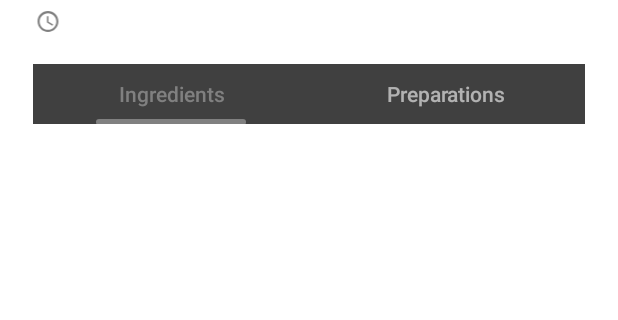
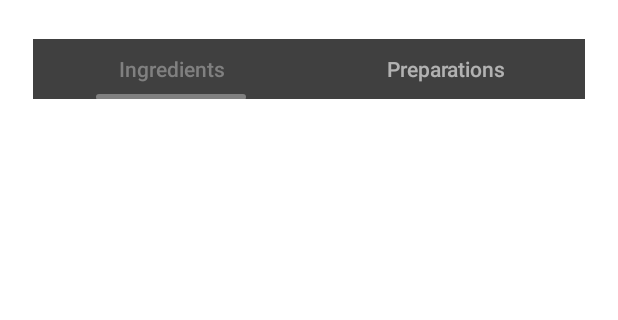
Before and after one commit to MonsterGege/JamuApp, an Android app: the DetailJamu screen opened directly, with no data from a screen before it, on a phone screen of 412 x 824 dp, the part 599-919 px from its top. Run offline under Robolectric (Android 15) with nearby library versions, the phone set to English and light mode, and no system bars; plain views replace PosterSlider.

Commit message:
hiya hiya jhuosh

```diff
--- a/app/build.gradle
+++ b/app/build.gradle
@@ -51,4 +51,6 @@ dependencies {
     implementation 'com.github.mohan-dev1248:PosterSlider:1.0.2'
     implementation 'androidx.cardview:cardview:1.0.0'
 
+
+
 }
--- a/app/src/main/AndroidManifest.xml
+++ b/app/src/main/AndroidManifest.xml
@@ -7,6 +7,8 @@
         android:icon="@drawable/ic_icon_app"
         android:label="@string/app_name"
         android:supportsRtl="true"
+        android:largeHeap="true"
+        android:hardwareAccelerated="false"
         android:theme="@style/splashScreenCustom">
         <activity android:name=".DetailKategori"></activity>
         <activity android:name=".Notifications" />
--- a/app/src/main/java/com/cantek/jamune/MainActivity.kt
+++ b/app/src/main/java/com/cantek/jamune/MainActivity.kt
@@ -15,7 +15,7 @@ class MainActivity : AppCompatActivity() {
         val tabLayout: TabLayout = findViewById(R.id.tabs)
         val viewPager: ViewPager = findViewById(R.id.main_view_pager)
 
-        viewPager.adapter = PageAdapter(supportFragmentManager)
+        viewPager.adapter = PageAdapter(this, supportFragmentManager)
         tabLayout.setupWithViewPager(viewPager)
     }
 }
--- a/app/src/main/java/com/cantek/jamune/adapter/CategoryAdapter.kt
+++ b/app/src/main/java/com/cantek/jamune/adapter/CategoryAdapter.kt
@@ -11,9 +11,9 @@ import kotlinx.android.synthetic.main.listjamu.view.*
 
 class CategoryAdapter(context: Context,private val recipe: List<Receipe>): RecyclerView.Adapter<CategoryAdapter.MyViewHolder>() {
     class MyViewHolder(view: View): RecyclerView.ViewHolder(view) {
-        private val  img = view.img
-        private val  jdl = view.jdl
-        private val  keterangan = view.keterangan
+        private val  img = view.item_image
+        private val  jdl = view.item_judul
+        private val  keterangan = view.item_keterangan
         fun bindrecipe(recipes: Receipe){
             // Pakai Image Slider
             jdl.text = recipes.judul
--- /dev/null
+++ b/app/src/main/java/com/cantek/jamune/model/Dummy.kt
@@ -0,0 +1,3 @@
+package com.cantek.jamune.model
+
+class Dummy(val nama: String, val judul: String)
--- a/app/src/main/java/com/cantek/jamune/model/Receipe.kt
+++ b/app/src/main/java/com/cantek/jamune/model/Receipe.kt
@@ -1,3 +1,3 @@
 package com.cantek.jamune.model
 
-class Receipe(val judul: String, val deskripsi: String, val video: String, val kasiat: List<String>, val bahan: List<String>)
+class Receipe(val judul: String, val deskripsi: String, val cara: String, val video: String, val kasiat: List<String>, val bahan: List<String>, val image: String)
--- a/app/src/main/res/layout/activity_detail_jamu.xml
+++ b/app/src/main/res/layout/activity_detail_jamu.xml
@@ -14,7 +14,7 @@
         android:orientation="vertical">
 
         <com.asura.library.views.PosterSlider
-            android:id="@+id/poster_slider"
+            android:id="@+id/detail_slider"
             android:layout_width="fill_parent"
             android:layout_height="400dp"
             app:defaultIndicator="circle"
@@ -46,7 +46,7 @@
                 >
 
                 <TextView
-                    android:id="@+id/jdl"
+                    android:id="@+id/detail_judul"
                     android:layout_width="match_parent"
                     android:layout_height="wrap_content"
                     android:layout_marginTop="@dimen/size_12"
@@ -57,49 +57,14 @@
                     android:textStyle="bold"/>
 
                 <TextView
-                    android:id="@+id/keterangan"
+                    android:id="@+id/detail_keterangan"
                     android:textSize="@dimen/size_12"
                     android:layout_width="match_parent"
                     android:layout_height="wrap_content"
                     android:text="Keterangan Jamu"
+                    android:inputType="textImeMultiLine"
                     android:layout_marginBottom="6dp"
                     android:textColor="#808080"/>
-
-                <LinearLayout
-                    android:layout_width="match_parent"
-                    android:layout_height="wrap_content"
-                    android:orientation="horizontal">
-
-
-                    <ImageView
-                        android:id="@+id/imageView"
-                        android:layout_width="wrap_content"
-                        android:layout_height="match_parent"
-                        android:layout_weight="0"
-                        android:layout_marginLeft="-14dp"
-                        android:src="@drawable/time"/>
-
-                    <TextView
-                        android:id="@+id/time"
-                        android:textSize="@dimen/size_12"
-                        android:layout_width="match_parent"
-                        android:layout_height="wrap_content"
-                        android:hint="Time"
-                        android:layout_marginLeft="-10dp"
-                        android:textColor="#808080"
-                        android:layout_weight="3"/>
-
-                    <TextView
-                        android:id="@+id/portion"
-                        android:textSize="@dimen/size_12"
-                        android:layout_width="match_parent"
-                        android:layout_height="wrap_content"
-                        android:layout_weight="1"
-                        android:hint="Portion"
-                        android:textColor="#808080"/>
-
-
-                </LinearLayout>
 
                 <com.google.android.material.tabs.TabLayout
                     android:layout_width="match_parent"
--- a/app/src/main/res/layout/fragment_list.xml
+++ b/app/src/main/res/layout/fragment_list.xml
@@ -10,7 +10,7 @@
         android:layout_height="wrap_content"
         android:layout_marginTop="15dp">
         <androidx.recyclerview.widget.RecyclerView
-            android:id="@+id/recycler"
+            android:id="@+id/main_recycler"
             android:layout_width="match_parent"
             android:layout_height="281dp" />
     </ScrollView>
```
Also changed, not shown: app/src/main/java/com/cantek/jamune/List.kt (+56 -6 lines), app/src/main/java/com/cantek/jamune/adapter/PageAdapter.kt (+8 -3 lines), app/src/main/java/com/cantek/jamune/adapter/ReceipeMainAdapter.kt (+8 -8 lines), app/src/main/res/layout/listjamu.xml (+7 -58 lines).
